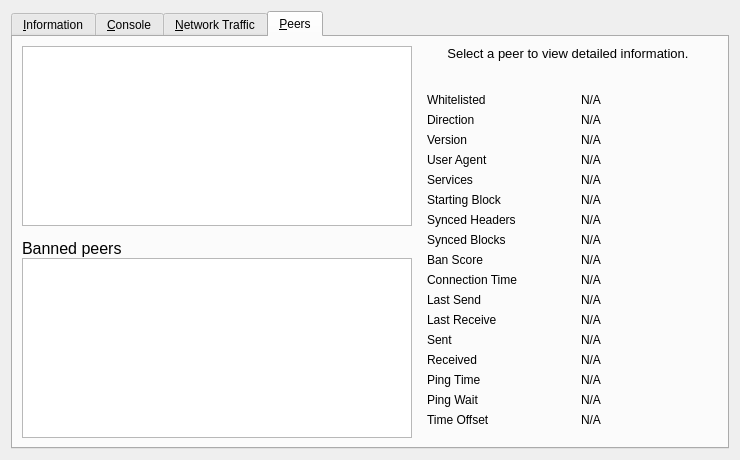
Old version of the form src/qt/forms/debugwindow.ui in the repository SaltineChips/Rubix-V3.0.0.0.
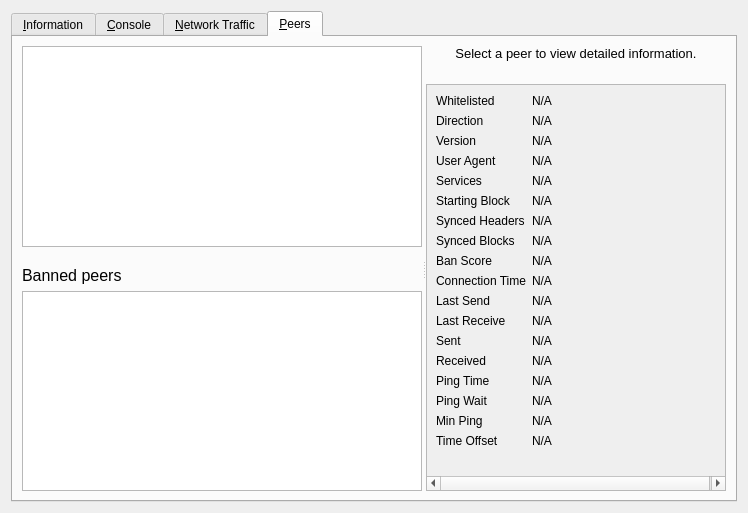
New version of the form. The open tabs and pages were chosen to show the change. Icons and pictures are not drawn. Custom widgets are drawn as their Qt base class.

What changed in the file:
```diff
--- a/src/qt/forms/debugwindow.ui
+++ b/src/qt/forms/debugwindow.ui
@@ -7,7 +7,7 @@
     <x>0</x>
     <y>0</y>
     <width>740</width>
-    <height>430</height>
+    <height>513</height>
    </rect>
   </property>
   <property name="windowTitle">
@@ -848,17 +848,31 @@
       <attribute name="title">
        <string>&amp;Peers</string>
       </attribute>
-      <layout class="QGridLayout" name="gridLayout_2">
-       <item row="0" column="0" rowspan="2">
-        <layout class="QVBoxLayout" name="verticalLayout_101">
-         <property name="spacing">
-          <number>0</number>
+      <layout class="QVBoxLayout" name="verticalLayout_6">
+       <item>
+        <widget class="QSplitter" name="splitter">
+         <property name="orientation">
+          <enum>Qt::Horizontal</enum>
          </property>
+         <property name="childrenCollapsible">
+          <bool>false</bool>
+         </property>
+         <widget class="QWidget" name="widget_1" native="true">
+          <property name="sizePolicy">
+           <sizepolicy hsizetype="MinimumExpanding" vsizetype="Preferred">
+            <horstretch>1</horstretch>
+            <verstretch>0</verstretch>
+           </sizepolicy>
+          </property>
+          <property name="minimumSize">
+           <size>
+            <width>400</width>
+            <height>0</height>
+           </size>
+          </property>
+          <layout class="QVBoxLayout" name="verticalLayout_7">
          <item>
           <widget class="QTableView" name="peerWidget">
-           <property name="horizontalScrollBarPolicy">
-            <enum>Qt::ScrollBarAsNeeded</enum>
-           </property>
            <property name="tabKeyNavigation">
             <bool>false</bool>
            </property>
@@ -880,7 +894,7 @@
            </property>
            <property name="minimumSize">
             <size>
-             <width>300</width>
+               <width>0</width>
              <height>32</height>
             </size>
            </property>
@@ -914,15 +928,6 @@
          </item>
          <item>
           <widget class="QTableView" name="banlistWidget">
-           <property name="sizePolicy">
-            <sizepolicy hsizetype="Expanding" vsizetype="Expanding">
-             <horstretch>0</horstretch>
-             <verstretch>0</verstretch>
-            </sizepolicy>
-           </property>
-           <property name="horizontalScrollBarPolicy">
-            <enum>Qt::ScrollBarAsNeeded</enum>
-           </property>
            <property name="tabKeyNavigation">
             <bool>false</bool>
            </property>
@@ -935,8 +940,22 @@
           </widget>
          </item>
         </layout>
-       </item>
-       <item row="0" column="1">
+         </widget>
+         <widget class="QWidget" name="widget_2" native="true">
+          <property name="sizePolicy">
+           <sizepolicy hsizetype="Minimum" vsizetype="Preferred">
+            <horstretch>0</horstretch>
+            <verstretch>0</verstretch>
+           </sizepolicy>
+          </property>
+          <property name="minimumSize">
+           <size>
+            <width>300</width>
+            <height>0</height>
+           </size>
+          </property>
+          <layout class="QVBoxLayout" name="verticalLayout_8">
+           <item>
         <widget class="QLabel" name="peerHeading">
          <property name="sizePolicy">
           <sizepolicy hsizetype="Preferred" vsizetype="Minimum">
@@ -946,7 +965,7 @@
          </property>
          <property name="minimumSize">
           <size>
-           <width>300</width>
+               <width>0</width>
            <height>32</height>
           </size>
          </property>
@@ -972,15 +991,27 @@
          </property>
         </widget>
        </item>
-       <item row="1" column="1">
-        <widget class="QWidget" name="detailWidget" native="true">
+           <item>
+            <widget class="QScrollArea" name="scrollArea">
+             <property name="widgetResizable">
+              <bool>true</bool>
+             </property>
+             <widget class="QWidget" name="detailWidget">
+              <property name="geometry">
+               <rect>
+                <x>0</x>
+                <y>0</y>
+                <width>300</width>
+                <height>426</height>
+               </rect>
+              </property>
          <property name="minimumSize">
           <size>
            <width>300</width>
            <height>0</height>
           </size>
          </property>
-         <layout class="QGridLayout" name="gridLayout_3">
+              <layout class="QGridLayout" name="gridLayout_2" columnstretch="0,1">
           <item row="0" column="0">
            <widget class="QLabel" name="label_30">
             <property name="text">
@@ -988,7 +1019,7 @@
             </property>
            </widget>
           </item>
-          <item row="0" column="2">
+               <item row="0" column="1">
            <widget class="QLabel" name="peerWhitelisted">
             <property name="cursor">
              <cursorShape>IBeamCursor</cursorShape>
@@ -1011,7 +1042,7 @@
             </property>
            </widget>
           </item>
-          <item row="1" column="2">
+               <item row="1" column="1">
            <widget class="QLabel" name="peerDirection">
             <property name="cursor">
              <cursorShape>IBeamCursor</cursorShape>
@@ -1034,7 +1065,7 @@
             </property>
            </widget>
           </item>
-          <item row="2" column="2">
+               <item row="2" column="1">
            <widget class="QLabel" name="peerVersion">
             <property name="cursor">
              <cursorShape>IBeamCursor</cursorShape>
@@ -1057,7 +1088,7 @@
             </property>
            </widget>
           </item>
-          <item row="3" column="2">
+               <item row="3" column="1">
            <widget class="QLabel" name="peerSubversion">
             <property name="cursor">
              <cursorShape>IBeamCursor</cursorShape>
@@ -1080,7 +1111,7 @@
             </property>
            </widget>
           </item>
-          <item row="4" column="2">
+               <item row="4" column="1">
            <widget class="QLabel" name="peerServices">
             <property name="cursor">
              <cursorShape>IBeamCursor</cursorShape>
@@ -1103,7 +1134,7 @@
             </property>
            </widget>
           </item>
-          <item row="5" column="2">
+               <item row="5" column="1">
            <widget class="QLabel" name="peerHeight">
             <property name="cursor">
              <cursorShape>IBeamCursor</cursorShape>
@@ -1126,7 +1157,7 @@
             </property>
            </widget>
           </item>
-          <item row="6" column="2">
+               <item row="6" column="1">
            <widget class="QLabel" name="peerSyncHeight">
             <property name="cursor">
              <cursorShape>IBeamCursor</cursorShape>
@@ -1149,7 +1180,7 @@
             </property>
            </widget>
           </item>
-          <item row="7" column="2">
+               <item row="7" column="1">
            <widget class="QLabel" name="peerCommonHeight">
             <property name="cursor">
              <cursorShape>IBeamCursor</cursorShape>
@@ -1172,7 +1203,7 @@
             </property>
            </widget>
           </item>
-          <item row="8" column="2">
+               <item row="8" column="1">
            <widget class="QLabel" name="peerBanScore">
             <property name="cursor">
              <cursorShape>IBeamCursor</cursorShape>
@@ -1195,7 +1226,7 @@
             </property>
            </widget>
           </item>
-          <item row="9" column="2">
+               <item row="9" column="1">
            <widget class="QLabel" name="peerConnTime">
             <property name="cursor">
              <cursorShape>IBeamCursor</cursorShape>
@@ -1218,7 +1249,7 @@
             </property>
            </widget>
           </item>
-          <item row="10" column="2">
+               <item row="10" column="1">
            <widget class="QLabel" name="peerLastSend">
             <property name="cursor">
              <cursorShape>IBeamCursor</cursorShape>
@@ -1241,7 +1272,7 @@
             </property>
            </widget>
           </item>
-          <item row="11" column="2">
+               <item row="11" column="1">
            <widget class="QLabel" name="peerLastRecv">
             <property name="cursor">
              <cursorShape>IBeamCursor</cursorShape>
@@ -1264,7 +1295,7 @@
             </property>
            </widget>
           </item>
-          <item row="12" column="2">
+               <item row="12" column="1">
            <widget class="QLabel" name="peerBytesSent">
             <property name="cursor">
              <cursorShape>IBeamCursor</cursorShape>
@@ -1287,7 +1318,7 @@
             </property>
            </widget>
           </item>
-          <item row="13" column="2">
+               <item row="13" column="1">
            <widget class="QLabel" name="peerBytesRecv">
             <property name="cursor">
              <cursorShape>IBeamCursor</cursorShape>
@@ -1310,7 +1341,7 @@
             </property>
            </widget>
           </item>
-          <item row="14" column="2">
+               <item row="14" column="1">
            <widget class="QLabel" name="peerPingTime">
             <property name="cursor">
              <cursorShape>IBeamCursor</cursorShape>
@@ -1336,7 +1367,7 @@
             </property>
            </widget>
           </item>
-          <item row="15" column="2">
+               <item row="15" column="1">
            <widget class="QLabel" name="peerPingWait">
             <property name="cursor">
              <cursorShape>IBeamCursor</cursorShape>
@@ -1353,29 +1384,52 @@
            </widget>
           </item>
           <item row="16" column="0">
+                <widget class="QLabel" name="peerMinPingLabel">
+                 <property name="text">
+                  <string>Min Ping</string>
+                 </property>
+                </widget>
+               </item>
+               <item row="16" column="1">
+                <widget class="QLabel" name="peerMinPing">
+                 <property name="cursor">
+                  <cursorShape>IBeamCursor</cursorShape>
+                 </property>
+                 <property name="text">
+                  <string>N/A</string>
+                 </property>
+                 <property name="textFormat">
+                  <enum>Qt::PlainText</enum>
+                 </property>
+                 <property name="textInteractionFlags">
+                  <set>Qt::LinksAccessibleByMouse|Qt::TextSelectableByKeyboard|Qt::TextSelectableByMouse</set>
+                 </property>
+                </widget>
+               </item>
+               <item row="17" column="0">
            <widget class="QLabel" name="label_timeoffset">
             <property name="text">
              <string>Time Offset</string>
             </property>
            </widget>
           </item>
-          <item row="16" column="2">
-           <widget class="QLabel" name="timeoffset">
-            <property name="cursor">
-             <cursorShape>IBeamCursor</cursorShape>
-            </property>
-            <property name="text">
-             <string>N/A</string>
-            </property>
-            <property name="textFormat">
-             <enum>Qt::PlainText</enum>
-            </property>
-            <property name="textInteractionFlags">
-             <set>Qt::LinksAccessibleByMouse|Qt::TextSelectableByKeyboard|Qt::TextSelectableByMouse</set>
-            </property>
-           </widget>
-          </item>
           <item row="17" column="1">
+                <widget class="QLabel" name="timeoffset">
+                 <property name="cursor">
+                  <cursorShape>IBeamCursor</cursorShape>
+                 </property>
+                 <property name="text">
+                  <string>N/A</string>
+                 </property>
+                 <property name="textFormat">
+                  <enum>Qt::PlainText</enum>
+                 </property>
+                 <property name="textInteractionFlags">
+                  <set>Qt::LinksAccessibleByMouse|Qt::TextSelectableByKeyboard|Qt::TextSelectableByMouse</set>
+                 </property>
+                </widget>
+               </item>
+               <item row="18" column="0">
            <spacer name="verticalSpacer_3">
             <property name="orientation">
              <enum>Qt::Vertical</enum>
@@ -1390,6 +1444,11 @@
           </item>
          </layout>
         </widget>
+            </widget>
+           </item>
+          </layout>
+         </widget>
+        </widget>
        </item>
       </layout>
      </widget>
```
Left out of the diff: 102 changed lines with no effect on the pictures. Lines whose indentation alone changed are shown as unchanged.
